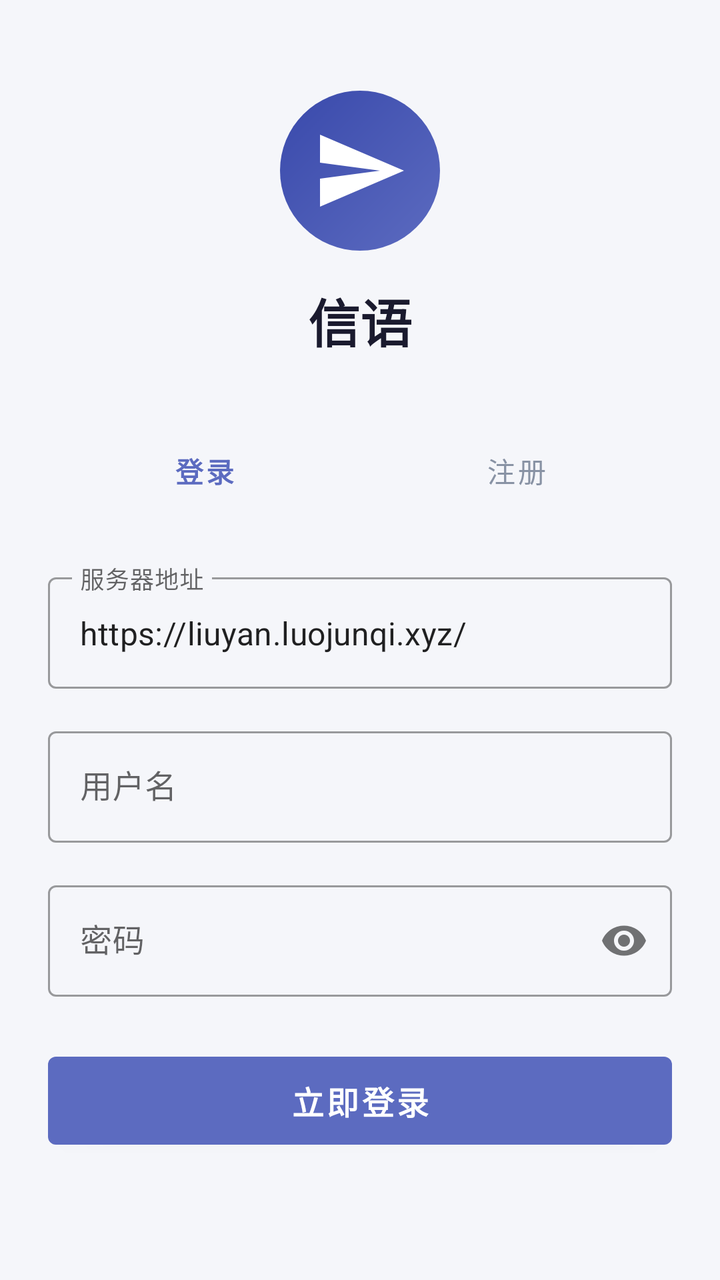
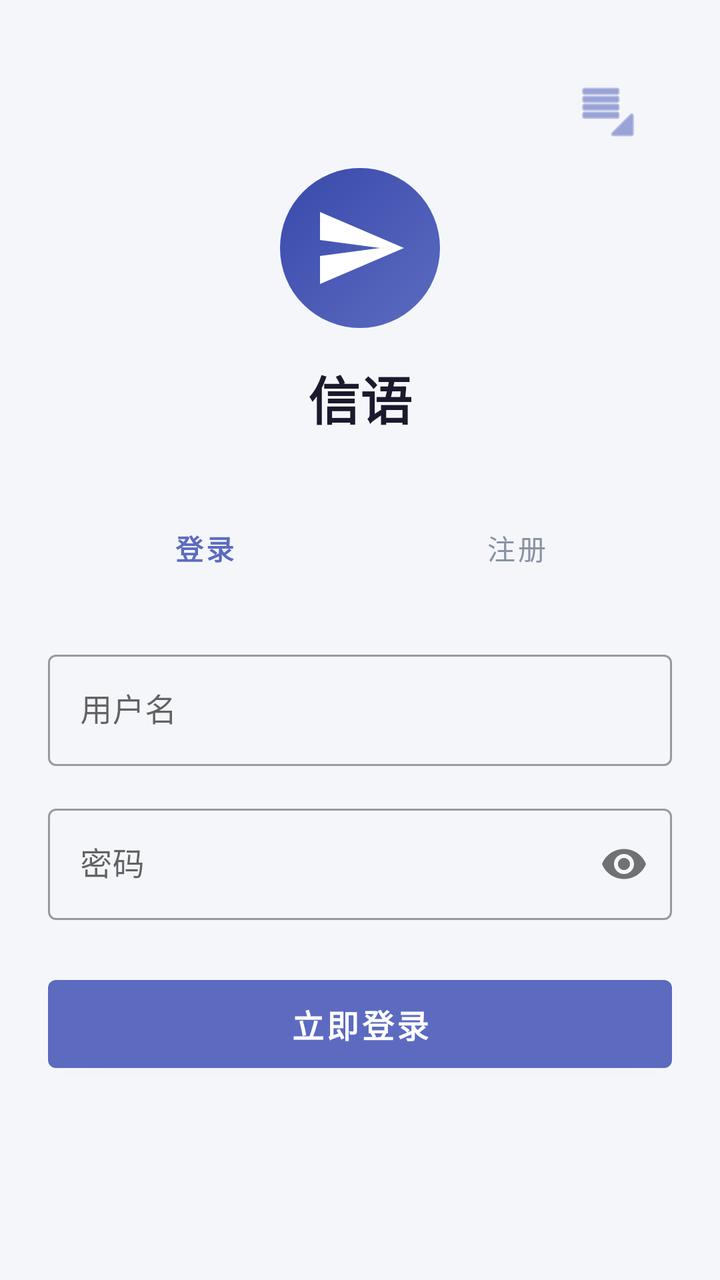

The first picture is an Android layout as it rendered before a commit; the second is the same layout after the commit. The layout source and the unified diff follow.
<!-- AndroidManifest.xml: application theme Theme.Xinyu -->
<!-- res/layout/activity_login.xml -->
<?xml version="1.0" encoding="utf-8"?>
<androidx.constraintlayout.widget.ConstraintLayout xmlns:android="http://schemas.android.com/apk/res/android"
    xmlns:app="http://schemas.android.com/apk/res-auto"
    android:layout_width="match_parent"
    android:layout_height="match_parent"
    android:background="@color/background"
    android:padding="24dp">

    <ScrollView
        android:layout_width="match_parent"
        android:layout_height="match_parent"
        android:fillViewport="true">

        <LinearLayout
            android:layout_width="match_parent"
            android:layout_height="wrap_content"
            android:orientation="vertical"
            android:gravity="center_vertical">

            
            <FrameLayout
                android:layout_width="80dp"
                android:layout_height="80dp"
                android:layout_gravity="center_horizontal"
                android:layout_marginBottom="16dp"
                android:background="@drawable/bg_send_btn">

                <ImageView
                    android:layout_width="48dp"
                    android:layout_height="48dp"
                    android:layout_gravity="center"
                    android:src="@drawable/ic_send"
                    android:contentDescription="Logo"
                    android:tint="@android:color/white"/>
            </FrameLayout>

            <TextView
                android:id="@+id/tv_title"
                android:layout_width="wrap_content"
                android:layout_height="wrap_content"
                android:text="信语"
                android:textSize="26sp"
                android:textStyle="bold"
                android:textColor="@color/text_primary"
                android:layout_gravity="center_horizontal"
                android:layout_marginBottom="32dp"/>

            
            <LinearLayout
                android:layout_width="match_parent"
                android:layout_height="wrap_content"
                android:orientation="horizontal"
                android:layout_marginBottom="24dp">

                <Button
                    android:id="@+id/btn_tab_login"
                    android:layout_width="0dp"
                    android:layout_height="wrap_content"
                    android:layout_weight="1"
                    android:text="登录"
                    style="@style/Widget.MaterialComponents.Button.TextButton"
                    android:textStyle="bold"
                    android:textColor="@color/primary"/>

                <Button
                    android:id="@+id/btn_tab_register"
                    android:layout_width="0dp"
                    android:layout_height="wrap_content"
                    android:layout_weight="1"
                    android:text="注册"
                    style="@style/Widget.MaterialComponents.Button.TextButton"
                    android:textColor="@color/text_secondary"/>

            </LinearLayout>

            
            <com.google.android.material.textfield.TextInputLayout
                android:layout_width="match_parent"
                android:layout_height="wrap_content"
                android:hint="服务器地址"
                android:layout_marginBottom="16dp"
                style="@style/Widget.MaterialComponents.TextInputLayout.OutlinedBox">

                <com.google.android.material.textfield.TextInputEditText
                    android:id="@+id/et_server_url"
                    android:layout_width="match_parent"
                    android:layout_height="wrap_content"
                    android:inputType="textUri"
                    android:text="https://liuyan.luojunqi.xyz/"/>

            </com.google.android.material.textfield.TextInputLayout>

            
            <com.google.android.material.textfield.TextInputLayout
                android:layout_width="match_parent"
                android:layout_height="wrap_content"
                android:hint="用户名"
                android:layout_marginBottom="16dp"
                style="@style/Widget.MaterialComponents.TextInputLayout.OutlinedBox">

                <com.google.android.material.textfield.TextInputEditText
                    android:id="@+id/et_username"
                    android:layout_width="match_parent"
                    android:layout_height="wrap_content"
                    android:inputType="text"/>

            </com.google.android.material.textfield.TextInputLayout>

            
            <com.google.android.material.textfield.TextInputLayout
                android:id="@+id/til_nickname"
                android:layout_width="match_parent"
                android:layout_height="wrap_content"
                android:hint="昵称"
                android:layout_marginBottom="16dp"
                android:visibility="gone"
                style="@style/Widget.MaterialComponents.TextInputLayout.OutlinedBox">

                <com.google.android.material.textfield.TextInputEditText
                    android:id="@+id/et_nickname"
                    android:layout_width="match_parent"
                    android:layout_height="wrap_content"
                    android:inputType="textPersonName"/>

            </com.google.android.material.textfield.TextInputLayout>

            
            <com.google.android.material.textfield.TextInputLayout
                android:layout_width="match_parent"
                android:layout_height="wrap_content"
                android:hint="密码"
                android:layout_marginBottom="24dp"
                app:passwordToggleEnabled="true"
                style="@style/Widget.MaterialComponents.TextInputLayout.OutlinedBox">

                <com.google.android.material.textfield.TextInputEditText
                    android:id="@+id/et_password"
                    android:layout_width="match_parent"
                    android:layout_height="wrap_content"
                    android:inputType="textPassword"/>

            </com.google.android.material.textfield.TextInputLayout>

            
            <Button
                android:id="@+id/btn_action"
                android:layout_width="match_parent"
                android:layout_height="56dp"
                android:text="立即登录"
                android:textSize="16sp"
                android:textStyle="bold"
                android:layout_marginBottom="16dp"
                style="@style/Widget.MaterialComponents.Button"/>

            
            <ProgressBar
                android:id="@+id/progress_bar"
                android:layout_width="wrap_content"
                android:layout_height="wrap_content"
                android:layout_gravity="center_horizontal"
                android:visibility="gone"/>

        </LinearLayout>
    </ScrollView>

</androidx.constraintlayout.widget.ConstraintLayout>
<!-- resources referenced by this layout -->
<resources>
  <color name="background">#F5F6FA</color>
  <color name="primary">#5C6BC0</color>
  <color name="text_primary">#1A1A2E</color>
  <color name="text_secondary">#8892A4</color>
  <!-- drawable bg_send_btn (drawable) -->
  <?xml version="1.0" encoding="utf-8"?>
  <shape xmlns:android="http://schemas.android.com/apk/res/android"
      android:shape="oval">
      <gradient
          android:startColor="#5C6BC0"
          android:endColor="#3949AB"
          android:angle="135" />
  </shape>
  <!-- drawable ic_send (drawable) -->
  <vector xmlns:android="http://schemas.android.com/apk/res/android"
      android:width="24dp"
      android:height="24dp"
      android:viewportWidth="24"
      android:viewportHeight="24"
      android:tint="?attr/colorControlNormal">
      <path
          android:fillColor="@android:color/white"
          android:pathData="M2.01,21L23,12 2.01,3 2,10l15,2 -15,2z"/>
  </vector>
  <style name="Theme.Xinyu" parent="Theme.MaterialComponents.Light.NoActionBar">
          <item name="colorPrimary">@color/primary</item>
          <item name="colorPrimaryVariant">@color/primary_dark</item>
          <item name="colorOnPrimary">@android:color/white</item>
          <item name="colorSecondary">@color/accent</item>
          <item name="colorSecondaryVariant">@color/accent</item>
          <item name="colorOnSecondary">@android:color/white</item>
          <item name="android:statusBarColor">@color/primary_dark</item>
          <item name="android:windowBackground">@color/background</item>
          <item name="colorSurface">@color/surface</item>
          <item name="android:windowAnimationStyle">@style/WindowTransitions</item>
      </style>
  <color name="primary_dark">#3949AB</color>
  <color name="accent">#FF4081</color>
  <color name="surface">#FFFFFF</color>
  <style name="WindowTransitions">
          <item name="android:activityOpenEnterAnimation">@anim/slide_in_right</item>
          <item name="android:activityOpenExitAnimation">@anim/slide_out_left</item>
          <item name="android:activityCloseEnterAnimation">@anim/slide_in_left</item>
          <item name="android:activityCloseExitAnimation">@anim/slide_out_right</item>
      </style>
</resources>

<!-- the commit's change to res/layout/activity_login.xml (unified diff, before → after) -->
@@ -5,6 +5,19 @@
     android:layout_height="match_parent"
     android:background="@color/background"
     android:padding="24dp">
+
+    <ImageButton
+        android:id="@+id/btn_more"
+        android:layout_width="48dp"
+        android:layout_height="48dp"
+        android:src="@android:drawable/ic_menu_moreoverflow"
+        android:background="?attr/selectableItemBackgroundBorderless"
+        android:contentDescription="More"
+        app:layout_constraintTop_toTopOf="parent"
+        app:layout_constraintEnd_toEndOf="parent"
+        android:layout_marginTop="8dp"
+        android:layout_marginEnd="8dp"
+        android:tint="@color/primary"/>
 
     <ScrollView
         android:layout_width="match_parent"
@@ -75,10 +88,12 @@
 
             
             <com.google.android.material.textfield.TextInputLayout
+                android:id="@+id/til_server_url"
                 android:layout_width="match_parent"
                 android:layout_height="wrap_content"
                 android:hint="服务器地址"
                 android:layout_marginBottom="16dp"
+                android:visibility="gone"
                 style="@style/Widget.MaterialComponents.TextInputLayout.OutlinedBox">
 
                 <com.google.android.material.textfield.TextInputEditText
